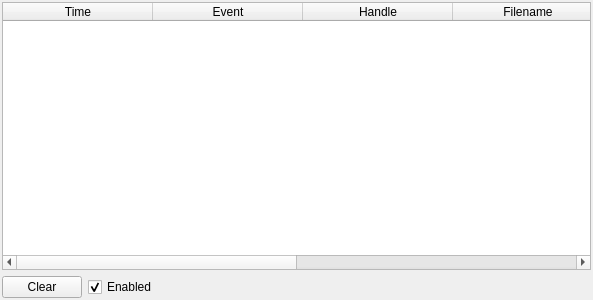
This is qteditor/QtEditor/fileserverwidget.ui in nem0/LumixEngine as Qt 5 draws it before an edit. The edited form follows.
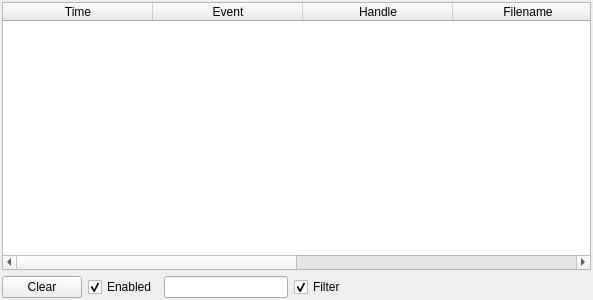
This is the edited form.

```diff
--- a/qteditor/QtEditor/fileserverwidget.ui
+++ b/qteditor/QtEditor/fileserverwidget.ui
@@ -105,6 +105,19 @@
          </property>
         </widget>
        </item>
+       <item>
+        <widget class="QLineEdit" name="filter"/>
+       </item>
+       <item>
+        <widget class="QCheckBox" name="filterCB">
+         <property name="text">
+          <string>Filter</string>
+         </property>
+         <property name="checked">
+          <bool>true</bool>
+         </property>
+        </widget>
+       </item>
        <item>
         <spacer name="horizontalSpacer">
          <property name="orientation">
```
Left out of the diff: 3 changed lines with no effect on the pictures.
